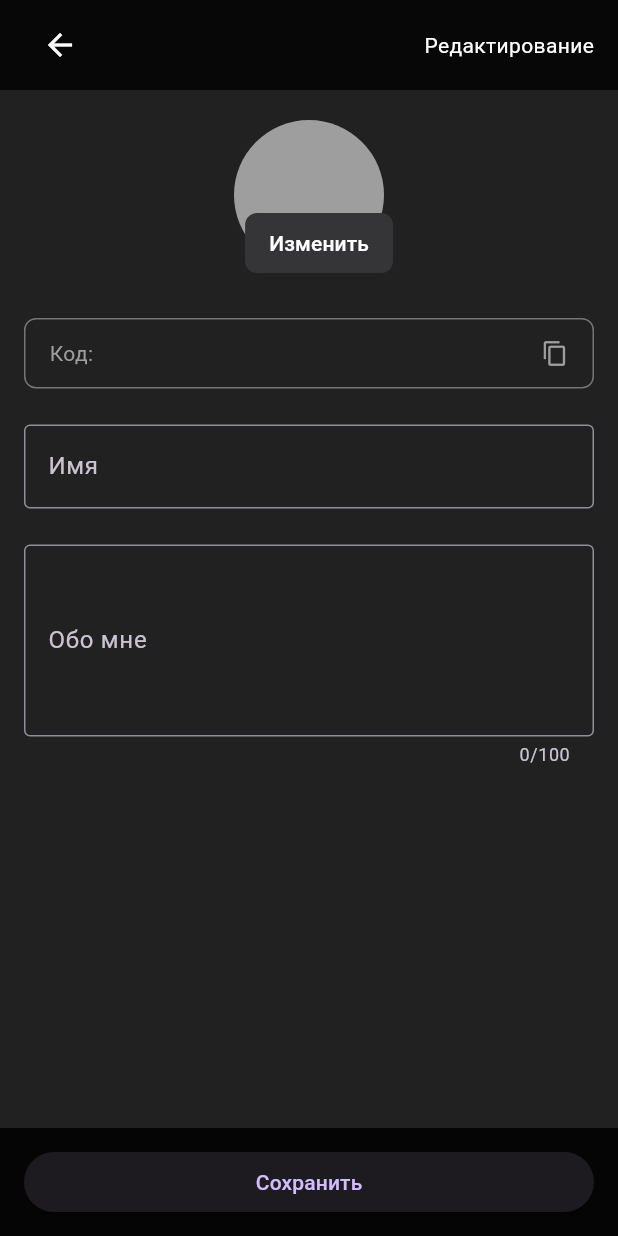
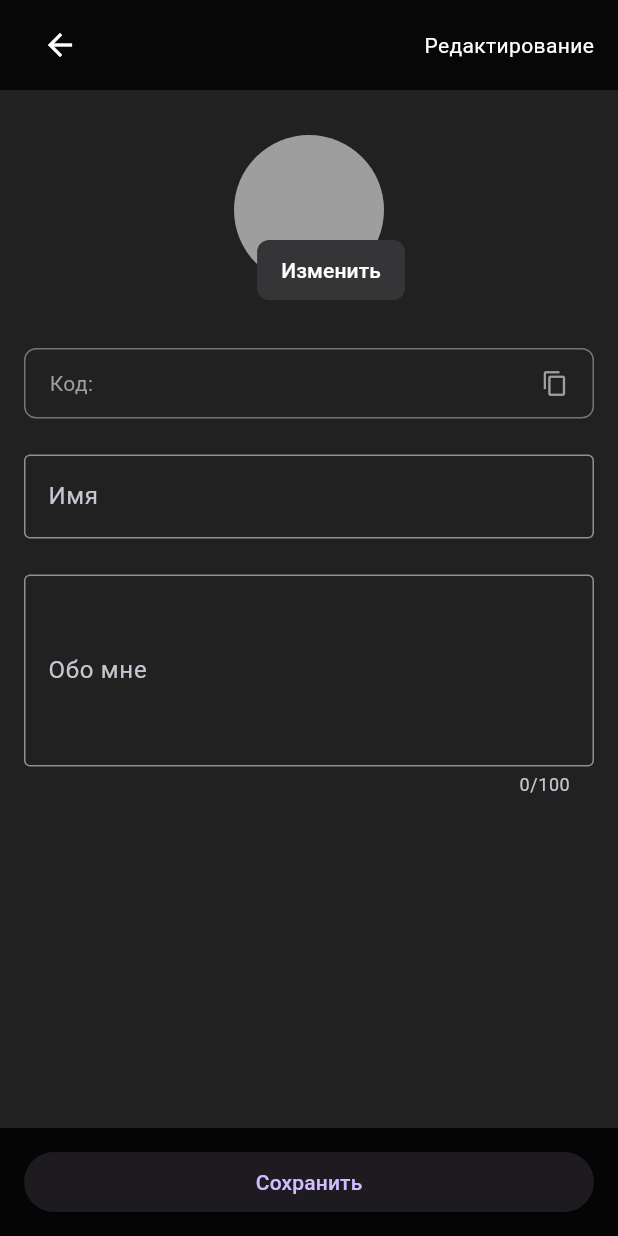
Before and after one commit to 00THESAME00/menro-push-server, a Flutter app: the EditProfileScreen screen opened directly with empty values, on a phone screen of 412 x 824 dp. Run offline on Flutter 3.47's test engine with Material 3 defaults, Android fonts, the light colour scheme and no system bars; our stand-ins replace cloud_firestore, firebase_core, firebase_messaging, shared_preferences; accounts and stored records are empty.

Commit message:
Обновление

```diff
--- a/lib/main.dart
+++ b/lib/main.dart
@@ -1076,7 +1076,6 @@ class _UserProfileScreenState extends State<UserProfileScreen> {
   }
 }
 
-
 class EditProfileScreen extends StatefulWidget {
   final String userId;
 
@@ -1103,21 +1102,26 @@ class _EditProfileScreenState extends State<EditProfileScreen> {
               child: Column(
                 crossAxisAlignment: CrossAxisAlignment.start,
                 children: [
-                  // 🔧 Центрированная ава + кнопка "Изменить"
+                  // 🔧 Центрированная аватарка с кнопкой
                   Center(
                     child: SizedBox(
-                      width: 100,
-                      height: 100,
+                      width: 120,
+                      height: 120,
                       child: Stack(
                         clipBehavior: Clip.none,
                         children: [
-                          const CircleAvatar(
-                            radius: 50,
-                            backgroundColor: Colors.grey,
+                          const Positioned.fill(
+                            child: Align(
+                              alignment: Alignment.center,
+                              child: CircleAvatar(
+                                radius: 50,
+                                backgroundColor: Colors.grey,
+                              ),
+                            ),
                           ),
                           Positioned(
-                            bottom: -6,
-                            right: -6,
+                            bottom: -4,
+                            right: -4,
                             child: ElevatedButton(
                               style: ElevatedButton.styleFrom(
                                 backgroundColor: const Color(0xFF353537),
```
